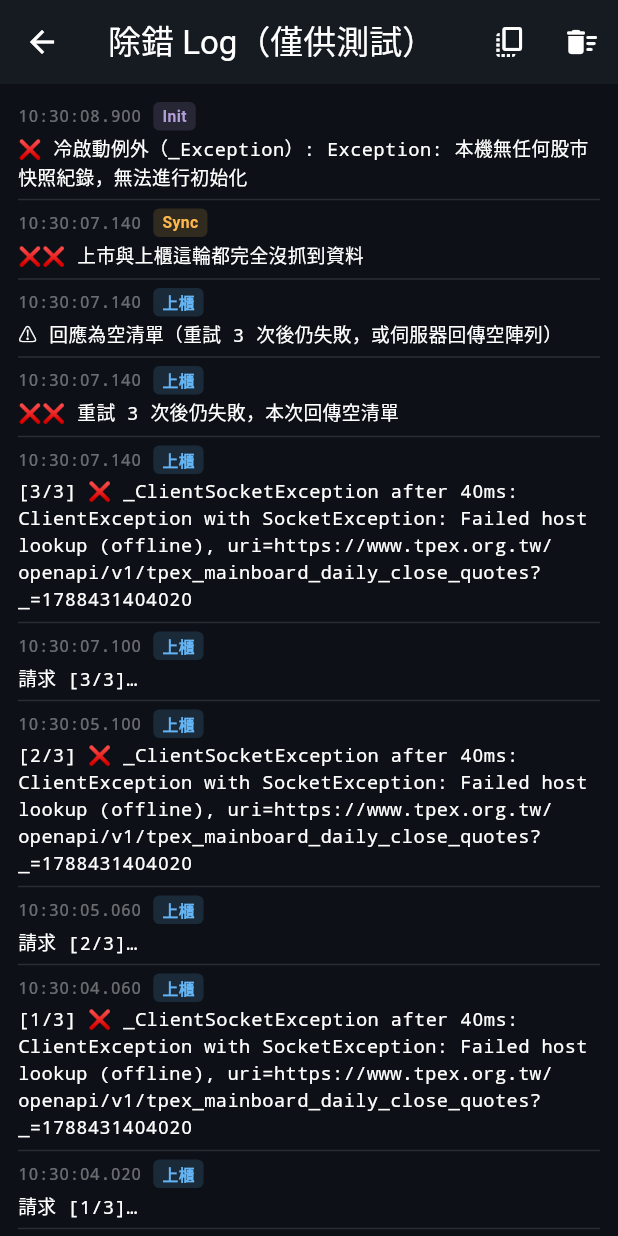
After one commit to AdolphGirL/Tw-Stock-Capital-Flow, a Flutter app: the DebugLogPage screen opened directly, on a phone screen of 412 x 824 dp. The commit adds this screen. Run offline on Flutter 3.47's test engine with Material 3 defaults, Android fonts, the phone set to English and light mode, and no system bars; our stand-ins replace animated_flip_counter, drift, fl_chart, flutter_animate, flutter_local_notifications, google_fonts and 1 more; accounts and stored records are empty; generated files the repository leaves out were written again; network calls fail.

Commit message:
capital flow 添加LOG紀錄畫面-測試

```diff
--- a/lib/data/managers/sync_manager.dart
+++ b/lib/data/managers/sync_manager.dart
@@ -5,6 +5,7 @@ import 'package:tw_stock_capital_flow/data/models/stock_day_snapshot.dart';
 import 'package:tw_stock_capital_flow/data/services/market_calendar_service.dart';
 import 'package:tw_stock_capital_flow/data/services/storage_service.dart';
 import 'package:tw_stock_capital_flow/data/services/stock_service.dart';
+import 'package:tw_stock_capital_flow/data/services/debug_log_service.dart'; // TODO(debug): 除錯用
 
 class SyncResult {
   final bool success;
@@ -45,6 +46,7 @@ class SyncManager {
 
   /// [forceSync] 為 true 時完全略過時間護欄（用於手動刷新）。
   Future<SyncResult> syncTodayData({bool forceSync = false}) async {
+    DebugLogService.log('Sync', '=== syncTodayData(forceSync: $forceSync) 開始 ===');
     try {
       // ── 時間護欄：僅保留確定的白天靜默期 ──────────────────────────────
       // 07:00–19:00：台股收盤 13:30，官方資料在此期間確定不會有更新，一律略過 API 呼叫。
@@ -70,6 +72,7 @@ class SyncManager {
               '$skipReason 且本地資料新鮮（$localDate），略過 API 同步',
               name: 'SyncManager',
             );
+            DebugLogService.log('Sync', '⏭ 靜默期跳過，未實際打 API，沿用本地快照 $localDate');
             final snapshot = await storageService.loadSnapshot(localDate);
             return SyncResult(
               success: true,
@@ -112,6 +115,7 @@ class SyncManager {
       dev.log('上櫃資料筆數: ${otc.length}', name: 'SyncManager');
 
       if (listed.isEmpty && otc.isEmpty) {
+        DebugLogService.log('Sync', '❌❌ 上市與上櫃這輪都完全沒抓到資料');
         return SyncResult(
           success: false,
           saved: false,
@@ -195,13 +199,21 @@ class SyncManager {
         final localListedDates = await storageService.listListedDates();
         reportedListedDate = localListedDates.isNotEmpty ? localListedDates.first : '';
         dev.log('⚠️ 上市資料本次抓取失敗，回報日期改用本地舊快照：$reportedListedDate', name: 'SyncManager');
+        DebugLogService.log('上市', '⚠️ 本輪抓取失敗，SQLite 這次不會寫入上市資料');
       }
       String reportedOtcDate = effectiveOtcDate;
       if (otc.isEmpty) {
         final localOtcDates = await storageService.listOtcDates();
         reportedOtcDate = localOtcDates.isNotEmpty ? localOtcDates.first : '';
         dev.log('⚠️ 上櫃資料本次抓取失敗，回報日期改用本地舊快照：$reportedOtcDate', name: 'SyncManager');
+        DebugLogService.log('上櫃', '⚠️ 本輪抓取失敗，SQLite 這次不會寫入上櫃資料');
       }
+
+      DebugLogService.log(
+        'Sync',
+        '=== 結果：listedFetchSucceeded=${listed.isNotEmpty}（日期$reportedListedDate）、'
+        'otcFetchSucceeded=${otc.isNotEmpty}（日期$reportedOtcDate）、isNewTradingDay=$isNewTradingDay ===',
+      );
 
       return SyncResult(
         success: true,
@@ -217,6 +229,7 @@ class SyncManager {
       );
     } catch (e, stack) {
       dev.log('同步失敗: $e', name: 'SyncManager', error: e, stackTrace: stack);
+      DebugLogService.log('Sync', '❌❌ syncTodayData 整體例外（${e.runtimeType}）: $e');
 
       // 即使失敗，也盡量返回本地最新日期
       final lastDate = await storageService.getLatestAvailableDate();
--- /dev/null
+++ b/lib/data/services/debug_log_service.dart
@@ -0,0 +1,58 @@
+import 'package:flutter/foundation.dart';
+
+/// TODO(debug): 純除錯用，問題排除後可整支刪除（連同 debug_log_page.dart
+/// 以及 home_page.dart 裡呼叫這個檔案／導向除錯頁的那幾行）。
+///
+/// 輕量級的記憶體內 log 蒐集器，跟 dev.log() 分開存在——dev.log 只有接
+/// 開發工具（flutter run / Xcode Console）才看得到，release/TestFlight
+/// 版本不一定能看到完整內容。這裡把「這次同步實際發生了什麼」的關鍵事件
+/// 額外記一份在記憶體裡，讓 DebugLogPage 可以直接在畫面上列出來，測試時
+/// 截圖或複製文字回報即可，不需要接電腦。
+class DebugLogService {
+  static final List<DebugLogEntry> _entries = [];
+  static const _maxEntries = 400;
+
+  /// 每次新增 log 時遞增，DebugLogPage 用它判斷要不要重新整理畫面。
+  static final ValueNotifier<int> revision = ValueNotifier<int>(0);
+
+  static void log(String tag, String message) {
+    _entries.add(DebugLogEntry(time: DateTime.now(), tag: tag, message: message));
+    if (_entries.length > _maxEntries) {
+      _entries.removeAt(0);
+    }
+    revision.value++;
+  }
+
+  /// 新到舊排序。
+  static List<DebugLogEntry> get entries => _entries.reversed.toList();
+
+  static void clear() {
+    _entries.clear();
+    revision.value++;
+  }
+
+  /// 整份轉成純文字，方便複製貼上回報（比截圖更精確，不需要辨識文字）。
+  static String exportAsText() {
+    final buf = StringBuffer();
+    for (final e in entries) {
+      buf.writeln('[${e.timeLabel}] ${e.tag}: ${e.message}');
+    }
+    return buf.toString();
+  }
+}
+
+class DebugLogEntry {
+  final DateTime time;
+  final String tag;
+  final String message;
+
+  const DebugLogEntry({required this.time, required this.tag, required this.message});
+
+  String get timeLabel {
+    final h = time.hour.toString().padLeft(2, '0');
+    final m = time.minute.toString().padLeft(2, '0');
+    final s = time.second.toString().padLeft(2, '0');
+    final ms = time.millisecond.toString().padLeft(3, '0');
+    return '$h:$m:$s.$ms';
+  }
+}
--- a/lib/data/services/stock_service.dart
+++ b/lib/data/services/stock_service.dart
@@ -3,6 +3,7 @@ import 'package:http/http.dart' as http;
 import 'dart:convert';
 import 'dart:developer' as dev; // 用於專業日誌
 import 'package:tw_stock_capital_flow/data/models/stock_data.dart';
+import 'package:tw_stock_capital_flow/data/services/debug_log_service.dart'; // TODO(debug): 除錯用
 
 class StockService {
   static final Map<String, Map<String, String>> _mapping = {};
@@ -36,12 +37,16 @@ class StockService {
 
   static Future<List<StockData>> fetchListed() async {
     dev.log('抓取上市資料中...', name: 'StockService');
+    DebugLogService.log('上市', '開始抓取 fetchListed()');
     try {
       final data = await _fetchJsonWithRetry(
-        'https://openapi.twse.com.tw/v1/exchangeReport/STOCK_DAY_ALL',
+        'https://openapi.twse.com.tw/v1/exchangeReport/STOCK_DAY_ALL'
+        '?_=${DateTime.now().millisecondsSinceEpoch}', // 避免中間層/系統 HTTP 快取回傳舊回應
+        marketTag: '上市',
       );
 
       if (data.isEmpty) {
+        DebugLogService.log('上市', '⚠️ 回應為空清單（重試 3 次後仍失敗，或伺服器回傳空陣列）');
         return [];
       }
 
@@ -58,6 +63,7 @@ class StockService {
         }
         lastListedDate = lastDataDate;
       }
+      DebugLogService.log('上市', '回應原始日期欄位: ${data[0]['Date']}，換算後 lastListedDate=$lastListedDate');
 
       final filtered = data
           .where((item) {
@@ -110,6 +116,10 @@ class StockService {
         '上市資料處理完成，${StockService.lastDataDate}，共 ${filtered.length} 檔',
         name: 'StockService',
       );
+      DebugLogService.log(
+        '上市',
+        '✅ 完成：日期=$lastListedDate，篩選後共 ${filtered.length} 檔（原始 ${data.length} 筆）',
+      );
 
       return filtered;
     } catch (e, stack) {
@@ -119,6 +129,7 @@ class StockService {
         error: e,
         stackTrace: stack,
       );
+      DebugLogService.log('上市', '❌ 例外（${e.runtimeType}）: $e');
 
       return [];
     }
@@ -126,12 +137,16 @@ class StockService {
 
   static Future<List<StockData>> fetchOTC() async {
     dev.log('抓取上櫃資料中...', name: 'StockService');
+    DebugLogService.log('上櫃', '開始抓取 fetchOTC()');
     try {
       final data = await _fetchJsonWithRetry(
-        'https://www.tpex.org.tw/openapi/v1/tpex_mainboard_daily_close_quotes',
+        'https://www.tpex.org.tw/openapi/v1/tpex_mainboard_daily_close_quotes'
+        '?_=${DateTime.now().millisecondsSinceEpoch}', // 避免中間層/系統 HTTP 快取回傳舊回應
+        marketTag: '上櫃',
       );
 
       if (data.isEmpty) {
+        DebugLogService.log('上櫃', '⚠️ 回應為空清單（重試 3 次後仍失敗，或伺服器回傳空陣列）');
         return [];
       }
 
@@ -148,6 +163,7 @@ class StockService {
         }
         lastOtcDate = lastDataDate;
       }
+      DebugLogService.log('上櫃', '回應原始日期欄位: ${data[0]['Date']}，換算後 lastOtcDate=$lastOtcDate');
 
       final filtered = data
           .where((item) {
@@ -205,6 +221,10 @@ class StockService {
         '上櫃資料處理完成，${StockService.lastDataDate}，共 ${filtered.length} 檔',
         name: 'StockService',
       );
+      DebugLogService.log(
+        '上櫃',
+        '✅ 完成：日期=$lastOtcDate，篩選後共 ${filtered.length} 檔（原始 ${data.length} 筆）',
+      );
 
       return filtered;
     } catch (e, stack) {
@@ -214,6 +234,7 @@ class StockService {
         error: e,
         stackTrace: stack,
       );
+      DebugLogService.log('上櫃', '❌ 例外（${e.runtimeType}）: $e');
 
       return [];
     }
@@ -222,15 +243,21 @@ class StockService {
   static Future<List<dynamic>> _fetchJsonWithRetry(
     String url, {
     int maxRetry = 3,
+    String marketTag = '',
   }) async {
     final client = http.Client();
+    final tag = marketTag.isNotEmpty ? marketTag : 'StockService';
 
     try {
       for (int attempt = 1; attempt <= maxRetry; attempt++) {
+        final attemptStart = DateTime.now();
         try {
           dev.log('開始請求 [$attempt/$maxRetry] $url', name: 'StockService');
+          DebugLogService.log(tag, '請求 [$attempt/$maxRetry]…');
 
-          final request = http.Request('GET', Uri.parse(url));
+          final request = http.Request('GET', Uri.parse(url))
+            ..headers['Cache-Control'] = 'no-cache'
+            ..headers['Pragma'] = 'no-cache';
 
           // 上櫃等大型回應（上萬筆、數 MB）在較慢的行動網路下可能長時間卡住；
           // 原本完全沒有逾時保護，卡住的連線會拖到重試機制失去意義。
@@ -243,14 +270,20 @@ class StockService {
                 .bytesToString()
                 .timeout(const Duration(seconds: 20));
 
+            final elapsedMs = DateTime.now().difference(attemptStart).inMilliseconds;
             final decoded = json.decode(responseBody);
 
             if (decoded is List<dynamic>) {
               dev.log('請求成功，共 ${decoded.length} 筆', name: 'StockService');
+              DebugLogService.log(
+                tag,
+                '[$attempt/$maxRetry] HTTP 200，耗時 ${elapsedMs}ms，共 ${decoded.length} 筆',
+              );
               return decoded;
             }
 
             dev.log('資料格式異常，不是 List', name: 'StockService');
+            DebugLogService.log(tag, '[$attempt/$maxRetry] ⚠️ 回應格式異常，不是 List');
 
             return [];
           }
@@ -259,14 +292,20 @@ class StockService {
             'HTTP Error: ${streamedResponse.statusCode}',
             name: 'StockService',
           );
+          DebugLogService.log(tag, '[$attempt/$maxRetry] ❌ HTTP ${streamedResponse.statusCode}');
         } catch (e, stack) {
           // 記錄實際錯誤類型與內容（例如 TimeoutException、SocketException），
           // 方便日後對照使用者回報的失敗時間點，診斷是逾時、斷線還是伺服器錯誤。
+          final elapsedMs = DateTime.now().difference(attemptStart).inMilliseconds;
           dev.log(
             '第 $attempt 次請求失敗（${e.runtimeType}）: $e',
             name: 'StockService',
             error: e,
             stackTrace: stack,
+          );
+          DebugLogService.log(
+            tag,
+            '[$attempt/$maxRetry] ❌ ${e.runtimeType} after ${elapsedMs}ms: $e',
           );
         }
 
@@ -276,6 +315,7 @@ class StockService {
       }
 
       dev.log('重試 $maxRetry 次後仍失敗：$url', name: 'StockService');
+      DebugLogService.log(tag, '❌❌ 重試 $maxRetry 次後仍失敗，本次回傳空清單');
 
       return [];
     } finally {
--- a/lib/main.dart
+++ b/lib/main.dart
@@ -21,6 +21,7 @@ import 'package:tw_stock_capital_flow/domain/strategies/momentum_strategy.dart';
 import 'package:tw_stock_capital_flow/domain/services/signal_change_detector.dart';
 import 'package:tw_stock_capital_flow/presentation/widgets/signal_change_dialog.dart';
 import 'package:tw_stock_capital_flow/core/services/notification_service.dart';
+import 'package:tw_stock_capital_flow/data/services/debug_log_service.dart'; // TODO(debug): 除錯用
 
 void main() {
   WidgetsFlutterBinding.ensureInitialized();
@@ -93,6 +94,7 @@ class _BootstrapAppState extends State<BootstrapApp> with WidgetsBindingObserver
   }
 
   Future<void> initialize() async {
+    DebugLogService.log('Init', '=== App 冷啟動 initialize() 開始 ===');
     await NotificationService.initialize();
 
     final storageService = _storageService;
@@ -132,6 +134,7 @@ class _BootstrapAppState extends State<BootstrapApp> with WidgetsBindingObserver
           ? null
           : await cacheService.loadBootstrapCache(_listedDate);
       if (cachedResult != null) {
+        DebugLogService.log('Init', '命中 bootstrap 快取（$_listedDate），直接使用，未重新計算');
         // 若快取不含日期資訊（舊版快取），補上當前日期
         final resultWithDates = cachedResult.listedDate.isEmpty
             ? cachedResult.copyWith(listedDate: _listedDate, otcDate: _otcDate)
@@ -179,7 +182,9 @@ class _BootstrapAppState extends State<BootstrapApp> with WidgetsBindingObserver
         loading = false;
         _pendingSignalChanges = changes;
       });
+      DebugLogService.log('Init', '✅ 冷啟動完成，listedDate=$_listedDate，otcDate=$_otcDate');
     } catch (e) {
+      DebugLogService.log('Init', '❌ 冷啟動例外（${e.runtimeType}）: $e');
       // 離線模式：優先使用本地最新日期
       final fallbackDate = await storageService.getLatestAvailableDate() ?? _getTodayDateKey();
       _listedDate = fallbackDate;
@@ -210,8 +215,30 @@ class _BootstrapAppState extends State<BootstrapApp> with WidgetsBindingObserver
   /// 回傳這輪的 [SyncResult]（含 listedFetchSucceeded／otcFetchSucceeded），
   /// 讓呼叫端（HomePage._handleRefresh）能判斷這次刷新是否真的更新到每個
   /// 市場的新資料，進而提示使用者；本地完全無資料可用時回傳 null。
+  ///
+  /// `_isRefreshing` 與 `_resyncOnResume()`（App 從背景回前景時的靜默同步）
+  /// 共用同一把鎖。使用者主動點擊刷新的優先權高於那個靜默背景任務，因此若
+  /// 背景同步剛好在跑，這裡改成等它結束再繼續，而不是直接放棄——否則使用
+  /// 者點擊刷新會被靜默吃掉，畫面完全沒反應也沒有任何錯誤提示，這正是先
+  /// 前實機「點了重新整理但資料沒變化」最可能的成因。
   Future<SyncResult?> _refresh() async {
-    if (_isRefreshing) return null;
+    DebugLogService.log('Refresh', '手動刷新按下');
+    var waited = 0;
+    while (_isRefreshing && waited < 30000) {
+      if (waited == 0) {
+        DebugLogService.log('Refresh', '⏳ 背景同步正在進行中，等待它結束…');
+      }
+      await Future.delayed(const Duration(milliseconds: 300));
+      waited += 300;
+    }
+    if (waited > 0) {
+      DebugLogService.log('Refresh', '等待了 ${waited}ms 後繼續');
+    }
+    // 極端情況：背景同步異常卡住超過 30 秒仍未釋放鎖，放棄避免無限等待。
+    if (_isRefreshing) {
+      DebugLogService.log('Refresh', '❌❌ 等待 30 秒後背景同步仍未結束，本次刷新放棄');
+      return null;
+    }
     _isRefreshing = true;
     try {
       final storageService = _storageService;
@@ -256,6 +283,7 @@ class _BootstrapAppState extends State<BootstrapApp> with WidgetsBindingObserver
         });
       }
 
+      DebugLogService.log('Refresh', '✅ 手動刷新完成，畫面已更新');
       return syncResult;
     } finally {
       _isRefreshing = false;
@@ -269,9 +297,14 @@ class _BootstrapAppState extends State<BootstrapApp> with WidgetsBindingObserver
     final now = DateTime.now();
     if (_lastResumeSyncAt != null &&
         now.difference(_lastResumeSyncAt!) < _resumeSyncCooldown) {
+      DebugLogService.log('Resume', '⏭ 冷卻中（30 秒內剛同步過），跳過這次背景恢復同步');
       return;
     }
-    if (_isRefreshing) return;
+    if (_isRefreshing) {
+      DebugLogService.log('Resume', '⏭ 手動刷新正在進行中，跳過這次背景恢復同步');
+      return;
+    }
+    DebugLogService.log('Resume', 'App 從背景回前景，開始靜默同步');
     _isRefreshing = true;
     _lastResumeSyncAt = now;
     try {
@@ -283,7 +316,10 @@ class _BootstrapAppState extends State<BootstrapApp> with WidgetsBindingObserver
         const Duration(seconds: 120),
       );
 
-      if (!syncResult.saved) return;
+      if (!syncResult.saved) {
+        DebugLogService.log('Resume', '本次未抓到新資料（靜默期或失敗），維持現有畫面');
+        return;
+      }
 
       final newListedDate =
           syncResult.listedDate.isNotEmpty ? syncResult.listedDate : _listedDate;
@@ -318,8 +354,10 @@ class _BootstrapAppState extends State<BootstrapApp> with WidgetsBindingObserver
         _pendingSignalChanges = changes;
         if (changes.isNotEmpty) _signalDialogShown = false;
       });
-    } catch (_) {
+      DebugLogService.log('Resume', '✅ 背景恢復同步完成，畫面已更新');
+    } catch (e) {
       // 悄悄失敗，維持現有畫面資料
+      DebugLogService.log('Resume', '❌ 背景恢復同步例外（${e.runtimeType}）: $e');
     } finally {
       _isRefreshing = false;
     }
@@ -341,31 +379,39 @@ class _BootstrapAppState extends State<BootstrapApp> with WidgetsBindingObserver
     required bool saveListed,
     required bool saveOtc,
   }) async {
-    if (!saveListed && !saveOtc) return;
+    if (!saveListed && !saveOtc) {
+      DebugLogService.log('SQLite', '⏭ 這輪兩個市場都沒抓到新資料，略過寫入');
+      return;
+    }
 
     const maxRetry = 3;
     for (int attempt = 1; attempt <= maxRetry; attempt++) {
       try {
         if (saveListed) {
+          final key = result.listedDate.isNotEmpty ? result.listedDate : _listedDate;
           await _categoryHistoryRepository!.saveDailySnapshot(
-            dateKey: result.listedDate.isNotEmpty ? result.listedDate : _listedDate,
+            dateKey: key,
             categories: result.listedCategories,
             mainstreams: result.mainstreams,
             lifecycles: result.lifecycles,
             rotations: result.listedRotations,
           );
+          DebugLogService.log('SQLite', '✅ 上市已寫入，dateKey=$key，${result.listedCategories.length} 個板塊');
         }
         if (saveOtc && result.otcCategories.isNotEmpty) {
+          final key = result.otcDate.isNotEmpty ? result.otcDate : _otcDate;
           await _categoryHistoryRepository!.saveDailySnapshot(
-            dateKey: result.otcDate.isNotEmpty ? result.otcDate : _otcDate,
+            dateKey: key,
             categories: result.otcCategories,
             mainstreams: const [],
             lifecycles: const [],
             rotations: result.otcRotations,
           );
+          DebugLogService.log('SQLite', '✅ 上櫃已寫入，dateKey=$key，${result.otcCategories.length} 個板塊');
         }
         return; // 成功，結束重試
       } catch (e, stack) {
+        DebugLogService.log('SQLite', '❌ 寫入失敗（第 $attempt/$maxRetry 次，${e.runtimeType}）: $e');
         dev.log(
           'SQLite 歷史寫入失敗（第 $attempt/$maxRetry 次）: $e',
           name: 'BootstrapApp',
--- /dev/null
+++ b/lib/presentation/pages/debug_log_page.dart
@@ -0,0 +1,146 @@
+import 'package:flutter/material.dart';
+import 'package:flutter/services.dart';
+import 'package:tw_stock_capital_flow/data/services/debug_log_service.dart';
+
+/// TODO(debug): 純除錯用，問題排除後可整支刪除。
+///
+/// 顯示 DebugLogService 蒐集到的同步/抓取事件，新到舊排序。
+/// 「複製全部」比截圖更精確（不需要辨識文字），優先用這個回報。
+class DebugLogPage extends StatefulWidget {
+  const DebugLogPage({super.key});
+
+  @override
+  State<DebugLogPage> createState() => _DebugLogPageState();
+}
+
+class _DebugLogPageState extends State<DebugLogPage> {
+  @override
+  void initState() {
+    super.initState();
+    DebugLogService.revision.addListener(_onChanged);
+  }
+
+  @override
+  void dispose() {
+    DebugLogService.revision.removeListener(_onChanged);
+    super.dispose();
+  }
+
+  void _onChanged() {
+    if (mounted) setState(() {});
+  }
+
+  @override
+  Widget build(BuildContext context) {
+    final entries = DebugLogService.entries;
+
+    return Scaffold(
+      backgroundColor: const Color(0xFF0D1117),
+      appBar: AppBar(
+        title: const Text('除錯 Log（僅供測試）'),
+        backgroundColor: const Color(0xFF161B22),
+        foregroundColor: Colors.white,
+        actions: [
+          IconButton(
+            tooltip: '複製全部',
+            icon: const Icon(Icons.copy_all_rounded),
+            onPressed: entries.isEmpty
+                ? null
+                : () async {
+                    await Clipboard.setData(
+                      ClipboardData(text: DebugLogService.exportAsText()),
+                    );
+                    if (context.mounted) {
+                      ScaffoldMessenger.of(context).showSnackBar(
+                        const SnackBar(
+                          content: Text('已複製全部 log 到剪貼簿'),
+                          duration: Duration(seconds: 2),
+                        ),
+                      );
+                    }
+                  },
+          ),
+          IconButton(
+            tooltip: '清除',
+            icon: const Icon(Icons.delete_sweep_rounded),
+            onPressed: entries.isEmpty
+                ? null
+                : () => setState(() => DebugLogService.clear()),
+          ),
+        ],
+      ),
+      body: entries.isEmpty
+          ? const Center(
+              child: Text(
+                '目前沒有任何紀錄\n請先觸發一次同步（開啟 App 或按下重新整理）',
+                textAlign: TextAlign.center,
+                style: TextStyle(color: Colors.white38, fontSize: 13),
+              ),
+            )
+          : ListView.separated(
+              padding: const EdgeInsets.all(12),
+              itemCount: entries.length,
+              separatorBuilder: (_, _) => const Divider(color: Colors.white12, height: 12),
+              itemBuilder: (context, index) {
+                final e = entries[index];
+                return _buildEntry(e);
+              },
+            ),
+    );
+  }
+
+  Widget _buildEntry(DebugLogEntry e) {
+    final tagColor = _colorForTag(e.tag);
+    return Column(
+      crossAxisAlignment: CrossAxisAlignment.start,
+      children: [
+        Row(
+          children: [
+            Text(
+              e.timeLabel,
+              style: const TextStyle(
+                color: Colors.white38,
+                fontSize: 11,
+                fontFamily: 'monospace',
+              ),
+            ),
+            const SizedBox(width: 8),
+            Container(
+              padding: const EdgeInsets.symmetric(horizontal: 6, vertical: 2),
+              decoration: BoxDecoration(
+                color: tagColor.withValues(alpha: 0.15),
+                borderRadius: BorderRadius.circular(4),
+              ),
+              child: Text(
+                e.tag,
+                style: TextStyle(
+                  color: tagColor,
+                  fontSize: 10.5,
+                  fontWeight: FontWeight.bold,
+                ),
+              ),
+            ),
+          ],
+        ),
+        const SizedBox(height: 3),
+        SelectableText(
+          e.message,
+          style: const TextStyle(
+            color: Colors.white,
+            fontSize: 12.5,
+            fontFamily: 'monospace',
+            height: 1.4,
+          ),
+        ),
+      ],
+    );
+  }
+
+  Color _colorForTag(String tag) {
+    if (tag.contains('上市') || tag.contains('Listed')) return const Color(0xFFE57373);
+    if (tag.contains('上櫃') || tag.contains('OTC')) return const Color(0xFF64B5F6);
+    if (tag.contains('SQLite')) return const Color(0xFF81C784);
+    if (tag.contains('Sync')) return const Color(0xFFFFB74D);
+    return const Color(0xFFB39DDB);
+  }
+}
```
Also changed, not shown: lib/presentation/pages/home_page.dart (+22 -0 lines).
